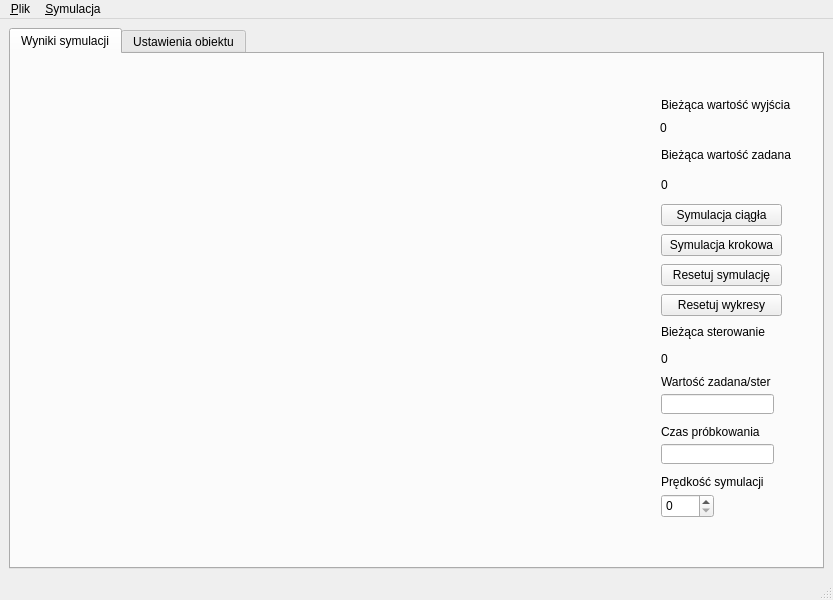
This is gui.ui in dominikgolda/sym as Qt 5 draws it before an edit. The edited form follows.
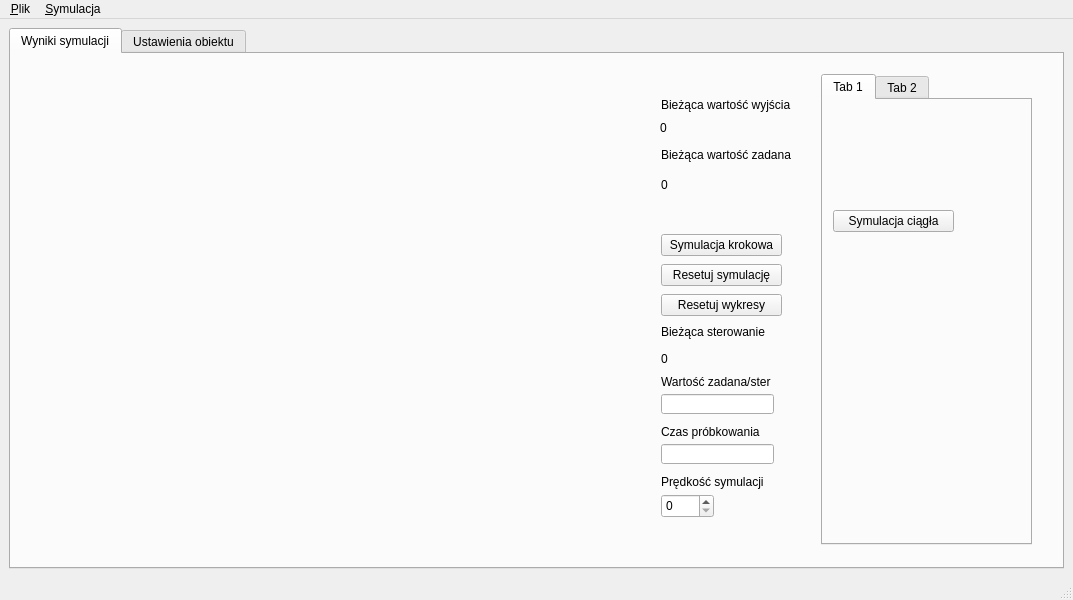
This is the edited form. Custom widgets are drawn as their Qt base class.

Patch:
```diff
--- a/gui.ui
+++ b/gui.ui
@@ -6,7 +6,7 @@
    <rect>
     <x>0</x>
     <y>0</y>
-    <width>833</width>
+    <width>1073</width>
     <height>600</height>
    </rect>
   </property>
@@ -122,25 +122,6 @@
          <string>0</string>
         </property>
        </widget>
-       <widget class="QPushButton" name="symCiagla">
-        <property name="geometry">
-         <rect>
-          <x>650</x>
-          <y>150</y>
-          <width>121</width>
-          <height>22</height>
-         </rect>
-        </property>
-        <property name="text">
-         <string>Symulacja ciągła</string>
-        </property>
-        <property name="checkable">
-         <bool>true</bool>
-        </property>
-        <property name="checked">
-         <bool>false</bool>
-        </property>
-       </widget>
        <widget class="QPushButton" name="symKrokowa">
         <property name="geometry">
          <rect>
@@ -249,6 +230,45 @@
          <string>Resetuj wykresy</string>
         </property>
        </widget>
+       <widget class="QTabWidget" name="tabWidget_2">
+        <property name="geometry">
+         <rect>
+          <x>810</x>
+          <y>20</y>
+          <width>211</width>
+          <height>471</height>
+         </rect>
+        </property>
+        <widget class="QWidget" name="tab">
+         <attribute name="title">
+          <string>Tab 1</string>
+         </attribute>
+         <widget class="QPushButton" name="symCiagla">
+          <property name="geometry">
+           <rect>
+            <x>10</x>
+            <y>110</y>
+            <width>121</width>
+            <height>22</height>
+           </rect>
+          </property>
+          <property name="text">
+           <string>Symulacja ciągła</string>
+          </property>
+          <property name="checkable">
+           <bool>true</bool>
+          </property>
+          <property name="checked">
+           <bool>false</bool>
+          </property>
+         </widget>
+        </widget>
+        <widget class="QWidget" name="tab_2">
+         <attribute name="title">
+          <string>Tab 2</string>
+         </attribute>
+        </widget>
+       </widget>
       </widget>
       <widget class="QWidget" name="ustOb">
        <attribute name="title">
@@ -404,7 +424,7 @@
     <rect>
      <x>0</x>
      <y>0</y>
-     <width>833</width>
+     <width>1073</width>
      <height>20</height>
     </rect>
    </property>
```
